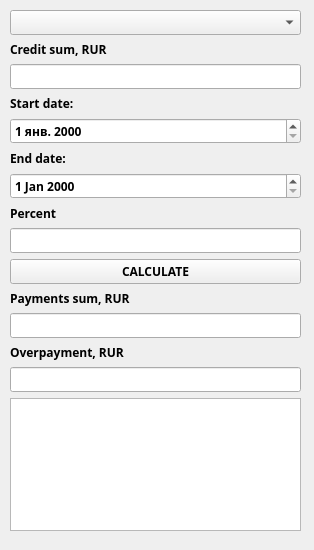
Qt form src/credit.ui (antinlay/CPP3_SmartCalc_v2.0-1) before a commit.
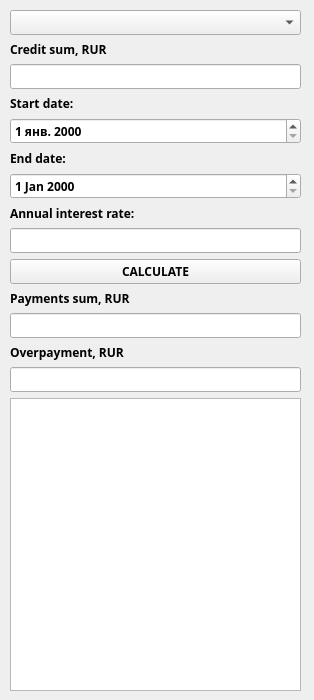
The same form after that commit. Icons and pictures are not drawn.

Commit message: FIX GRAPH CREDIT ANUITET NEXT DIFFERENTIAL CREDIT AND DEBIT AND FIX DIVIDE ZERO

Diff of the .ui file:
```diff
--- a/src/credit.ui
+++ b/src/credit.ui
@@ -7,19 +7,25 @@
     <x>0</x>
     <y>0</y>
     <width>314</width>
-    <height>550</height>
+    <height>700</height>
    </rect>
   </property>
+  <property name="sizePolicy">
+   <sizepolicy hsizetype="Preferred" vsizetype="Preferred">
+    <horstretch>0</horstretch>
+    <verstretch>0</verstretch>
+   </sizepolicy>
+  </property>
   <property name="minimumSize">
    <size>
     <width>314</width>
-    <height>550</height>
+    <height>700</height>
    </size>
   </property>
   <property name="maximumSize">
    <size>
     <width>314</width>
-    <height>550</height>
+    <height>700</height>
    </size>
   </property>
   <property name="font">
@@ -40,7 +46,7 @@
      <x>10</x>
      <y>10</y>
      <width>291</width>
-     <height>521</height>
+     <height>681</height>
     </rect>
    </property>
    <property name="font">
@@ -152,7 +158,7 @@
        </font>
       </property>
       <property name="text">
-       <string>Percent</string>
+       <string>Annual interest rate:</string>
       </property>
      </widget>
     </item>
@@ -232,7 +238,13 @@
      </widget>
     </item>
     <item>
-     <widget class="QListWidget" name="listWidget">
+     <widget class="QListWidget" name="info">
+      <property name="sizePolicy">
+       <sizepolicy hsizetype="Expanding" vsizetype="Expanding">
+        <horstretch>0</horstretch>
+        <verstretch>0</verstretch>
+       </sizepolicy>
+      </property>
       <property name="font">
        <font>
         <family>Arial Black</family>
```
Left out of the diff: 24 changed lines with no effect on the pictures. The commit also changes 13 other files.
